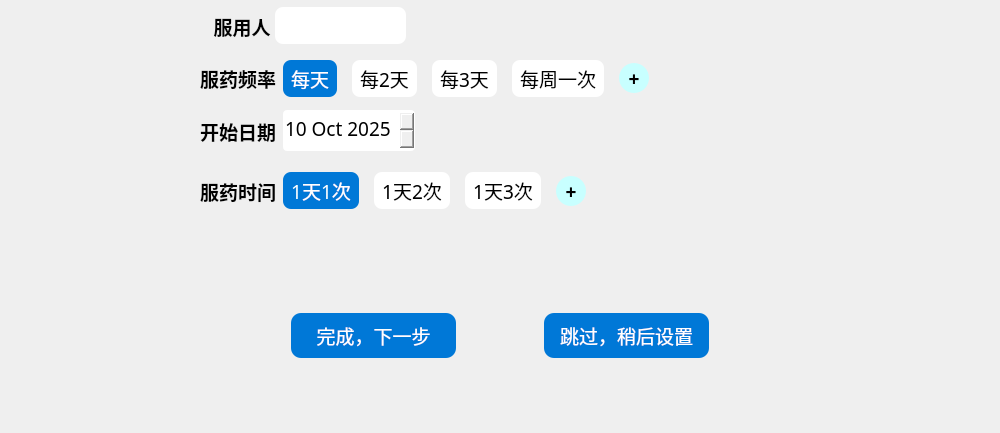
Qt form store_page3.ui (tongvvv/medicineBox) before a commit.
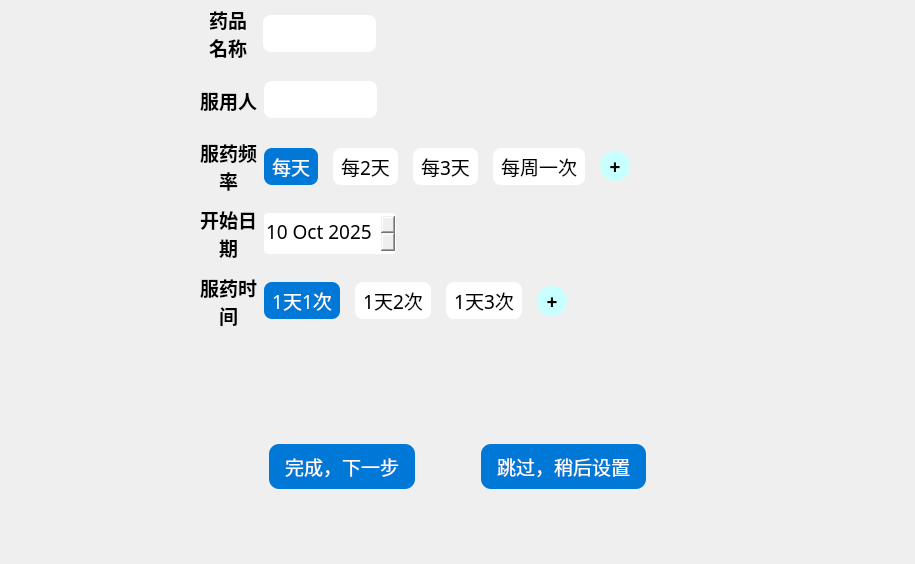
The same form after that commit.

What changed in the file:
```diff
--- a/store_page3.ui
+++ b/store_page3.ui
@@ -6,14 +6,14 @@
    <rect>
     <x>0</x>
     <y>0</y>
-    <width>1000</width>
-    <height>433</height>
+    <width>915</width>
+    <height>564</height>
    </rect>
   </property>
   <property name="windowTitle">
    <string>Form</string>
   </property>
-  <layout class="QVBoxLayout" name="verticalLayout" stretch="2,2,2,2,3,2">
+  <layout class="QVBoxLayout" name="verticalLayout" stretch="2,2,2,2,2,3,2">
    <property name="spacing">
     <number>0</number>
    </property>
@@ -29,6 +29,76 @@
    <property name="bottomMargin">
     <number>50</number>
    </property>
+   <item>
+    <widget class="QWidget" name="widget_10" native="true">
+     <layout class="QHBoxLayout" name="horizontalLayout_6" stretch="1,2,6">
+      <property name="spacing">
+       <number>7</number>
+      </property>
+      <property name="leftMargin">
+       <number>0</number>
+      </property>
+      <property name="topMargin">
+       <number>0</number>
+      </property>
+      <property name="rightMargin">
+       <number>0</number>
+      </property>
+      <property name="bottomMargin">
+       <number>0</number>
+      </property>
+      <item>
+       <widget class="QLabel" name="label_6">
+        <property name="font">
+         <font>
+          <family>微软雅黑</family>
+          <pointsize>14</pointsize>
+          <bold>true</bold>
+         </font>
+        </property>
+        <property name="text">
+         <string>药品名称</string>
+        </property>
+        <property name="alignment">
+         <set>Qt::AlignCenter</set>
+        </property>
+        <property name="wordWrap">
+         <bool>true</bool>
+        </property>
+       </widget>
+      </item>
+      <item>
+       <widget class="QLineEdit" name="lineEdit_2">
+        <property name="font">
+         <font>
+          <family>微软雅黑</family>
+          <pointsize>12</pointsize>
+         </font>
+        </property>
+        <property name="styleSheet">
+         <string notr="true">padding: 4px,8px;
+border-radius: 8px;
+
+</string>
+        </property>
+       </widget>
+      </item>
+      <item>
+       <spacer name="horizontalSpacer_9">
+        <property name="orientation">
+         <enum>Qt::Horizontal</enum>
+        </property>
+        <property name="sizeHint" stdset="0">
+         <size>
+          <width>40</width>
+          <height>20</height>
+         </size>
+        </property>
+       </spacer>
+      </item>
+     </layout>
+    </widget>
+   </item>
    <item>
     <widget class="QWidget" name="widget" native="true">
      <property name="font">
@@ -38,6 +108,9 @@
      </property>
      <layout class="QHBoxLayout" name="horizontalLayout_2" stretch="1,2,6">
       <property name="spacing">
+       <number>7</number>
+      </property>
+      <property name="leftMargin">
        <number>0</number>
       </property>
       <property name="topMargin">
@@ -51,6 +124,12 @@
       </property>
       <item>
        <widget class="QLabel" name="label">
+        <property name="sizePolicy">
+         <sizepolicy hsizetype="Preferred" vsizetype="Preferred">
+          <horstretch>0</horstretch>
+          <verstretch>0</verstretch>
+         </sizepolicy>
+        </property>
         <property name="font">
          <font>
           <family>微软雅黑</family>
@@ -137,6 +216,9 @@
         <property name="alignment">
          <set>Qt::AlignCenter</set>
         </property>
+        <property name="wordWrap">
+         <bool>true</bool>
+        </property>
        </widget>
       </item>
       <item>
@@ -438,6 +520,9 @@
         <property name="alignment">
          <set>Qt::AlignCenter</set>
         </property>
+        <property name="wordWrap">
+         <bool>true</bool>
+        </property>
        </widget>
       </item>
       <item>
@@ -546,6 +631,9 @@
         <property name="alignment">
          <set>Qt::AlignCenter</set>
         </property>
+        <property name="wordWrap">
+         <bool>true</bool>
+        </property>
        </widget>
       </item>
       <item>
@@ -567,8 +655,8 @@
           <rect>
            <x>0</x>
            <y>0</y>
-           <width>533</width>
-           <height>58</height>
+           <width>458</width>
+           <height>69</height>
           </rect>
          </property>
          <property name="styleSheet">
@@ -858,8 +946,8 @@
           <rect>
            <x>0</x>
            <y>0</y>
-           <width>533</width>
-           <height>86</height>
+           <width>458</width>
+           <height>102</height>
           </rect>
          </property>
          <property name="styleSheet">
```
